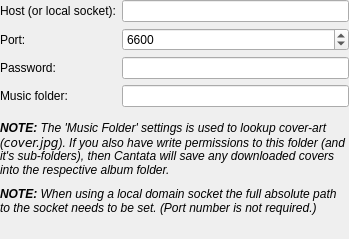
Qt form gui/serversettings.ui (polpo/cantata-mac) before a commit.
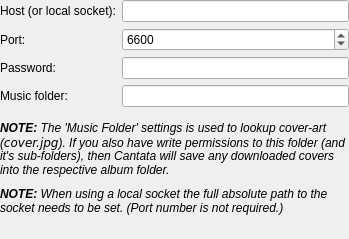
The same form after that commit. Custom widgets are drawn as their Qt base class.

Commit message: 'local socket' not 'local domain socket'

```diff
--- a/gui/serversettings.ui
+++ b/gui/serversettings.ui
@@ -132,7 +132,7 @@
    <item>
     <widget class="QLabel" name="socketNoteLabel">
      <property name="text">
-      <string>&lt;i&gt;&lt;b&gt;NOTE:&lt;/b&gt; When using a local domain socket the full absolute path to the socket needs to be set. (Port number is not required.)&lt;/i&gt;</string>
+      <string>&lt;i&gt;&lt;b&gt;NOTE:&lt;/b&gt; When using a local socket the full absolute path to the socket needs to be set. (Port number is not required.)&lt;/i&gt;</string>
      </property>
      <property name="wordWrap">
       <bool>true</bool>
```
